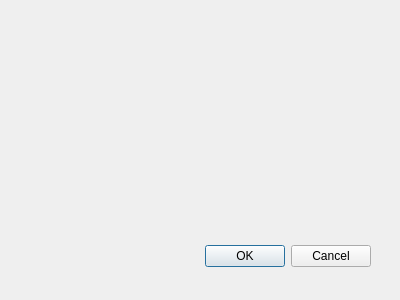
Before: the Qt Designer form time-tracker/TimesliceEditorDialog.ui in its-saeed/retracker, drawn with Qt 5.
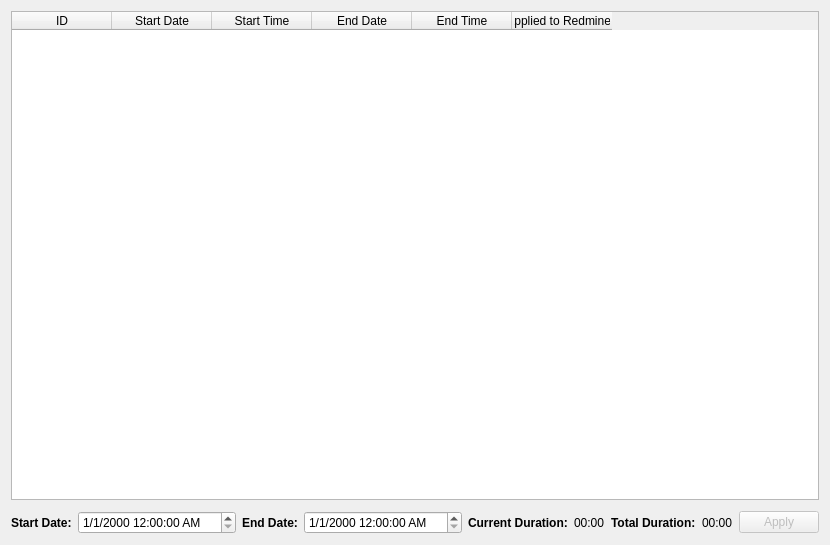
After: the same form once the commit is applied.

What changed in the file:
```diff
--- a/time-tracker/TimesliceEditorDialog.ui
+++ b/time-tracker/TimesliceEditorDialog.ui
@@ -8,29 +8,152 @@
    <rect>
     <x>0</x>
     <y>0</y>
-    <width>400</width>
-    <height>300</height>
+    <width>719</width>
+    <height>545</height>
    </rect>
   </property>
   <property name="windowTitle">
    <string>Dialog</string>
   </property>
-  <widget name="buttonBox" class="QDialogButtonBox">
-   <property name="geometry">
-    <rect>
-     <x>30</x>
-     <y>240</y>
-     <width>341</width>
-     <height>32</height>
-    </rect>
-   </property>
-   <property name="orientation">
-    <enum>Qt::Horizontal</enum>
-   </property>
-   <property name="standardButtons">
-    <set>QDialogButtonBox::Cancel|QDialogButtonBox::Ok</set>
-   </property>
-  </widget>
+  <layout class="QVBoxLayout" name="verticalLayout">
+   <item>
+    <widget class="QTableWidget" name="tblw_timeslices">
+     <property name="editTriggers">
+      <set>QAbstractItemView::NoEditTriggers</set>
+     </property>
+     <property name="selectionBehavior">
+      <enum>QAbstractItemView::SelectRows</enum>
+     </property>
+     <column>
+      <property name="text">
+       <string>ID</string>
+      </property>
+     </column>
+     <column>
+      <property name="text">
+       <string>Start Date</string>
+      </property>
+     </column>
+     <column>
+      <property name="text">
+       <string>Start Time</string>
+      </property>
+     </column>
+     <column>
+      <property name="text">
+       <string>End Date</string>
+      </property>
+     </column>
+     <column>
+      <property name="text">
+       <string>End Time</string>
+      </property>
+     </column>
+     <column>
+      <property name="text">
+       <string>Applied to Redmine?</string>
+      </property>
+     </column>
+    </widget>
+   </item>
+   <item>
+    <layout class="QHBoxLayout" name="horizontalLayout">
+     <property name="topMargin">
+      <number>5</number>
+     </property>
+     <item>
+      <widget class="QLabel" name="label">
+       <property name="font">
+        <font>
+         <weight>75</weight>
+         <bold>true</bold>
+        </font>
+       </property>
+       <property name="text">
+        <string>Start Date:</string>
+       </property>
+      </widget>
+     </item>
+     <item>
+      <widget class="QDateTimeEdit" name="dte_start">
+       <property name="displayFormat">
+        <string>M/d/yyyy h:mm:ss AP</string>
+       </property>
+      </widget>
+     </item>
+     <item>
+      <widget class="QLabel" name="label_2">
+       <property name="font">
+        <font>
+         <weight>75</weight>
+         <bold>true</bold>
+        </font>
+       </property>
+       <property name="text">
+        <string>End Date:</string>
+       </property>
+      </widget>
+     </item>
+     <item>
+      <widget class="QDateTimeEdit" name="dte_end">
+       <property name="displayFormat">
+        <string>M/d/yyyy h:mm:ss AP</string>
+       </property>
+      </widget>
+     </item>
+     <item>
+      <widget class="QLabel" name="label_3">
+       <property name="font">
+        <font>
+         <weight>75</weight>
+         <bold>true</bold>
+        </font>
+       </property>
+       <property name="text">
+        <string>Current Duration:</string>
+       </property>
+      </widget>
+     </item>
+     <item>
+      <widget class="QLabel" name="lbl_duration">
+       <property name="text">
+        <string>00:00</string>
+       </property>
+      </widget>
+     </item>
+     <item>
+      <widget class="QLabel" name="label_4">
+       <property name="font">
+        <font>
+         <weight>75</weight>
+         <bold>true</bold>
+        </font>
+       </property>
+       <property name="text">
+        <string>Total Duration:</string>
+       </property>
+      </widget>
+     </item>
+     <item>
+      <widget class="QLabel" name="lbl_total_duration">
+       <property name="text">
+        <string>00:00</string>
+       </property>
+      </widget>
+     </item>
+     <item>
+      <widget class="QPushButton" name="btn_apply">
+       <property name="enabled">
+        <bool>false</bool>
+       </property>
+       <property name="text">
+        <string>Apply</string>
+       </property>
+      </widget>
+     </item>
+    </layout>
+   </item>
+  </layout>
  </widget>
  <pixmapfunction/>
  <resources/>
```
Left out of the diff: 44 changed lines with no effect on the pictures.
